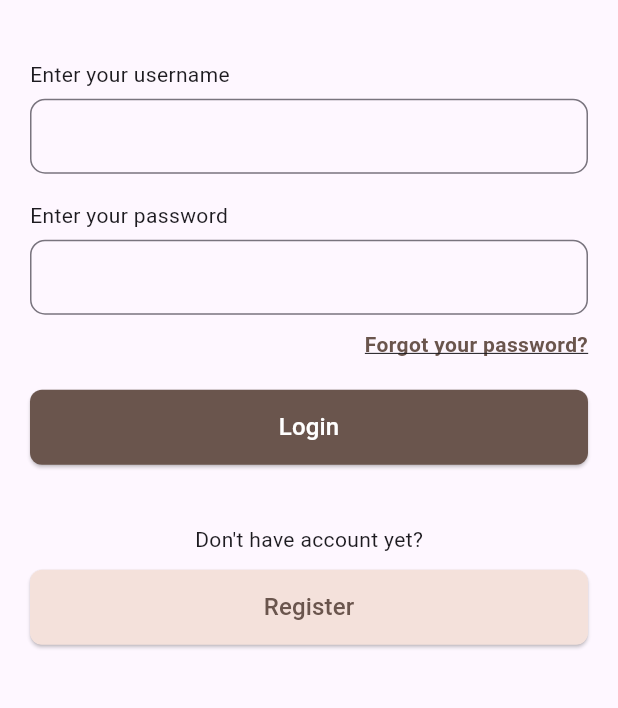
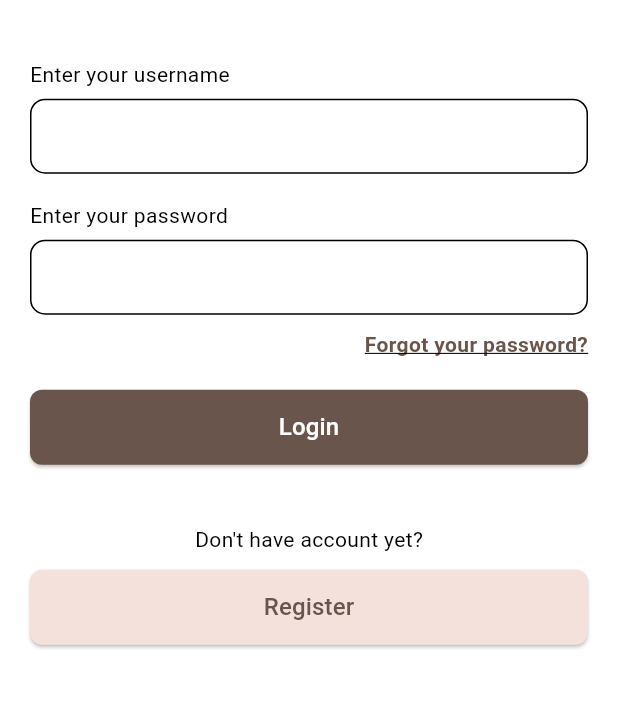
Before and after one commit to tra99/test_session_cammob, a Flutter app: the LoginScreen screen opened directly, on a phone screen of 412 x 824 dp, the part 270-978 px from its top. Run offline on Flutter 3.47's test engine with Material 3 defaults, Android fonts, the phone set to English and light mode, and no system bars; our stand-ins replace flutter_bloc, flutter_dotenv; network calls fail.

Commit message:
light_night_mode

```diff
--- /dev/null
+++ b/lib/DarkLightMode/provider/them_provider.dart
@@ -0,0 +1,21 @@
+import 'package:flutter/material.dart';
+import 'package:test_cammob/DarkLightMode/theme/theme.dart';
+
+class ThemProvider with ChangeNotifier{
+  ThemeData _themeData=lightMode;
+
+  ThemeData get themeData=>_themeData;
+
+  set themeData(ThemeData themeData){
+    _themeData=themeData;
+    notifyListeners();
+  }
+
+  void toggleTheme(){
+    if(_themeData==lightMode){
+      themeData=darkMode;
+    }else{
+      themeData=lightMode;
+    }
+  }
+}
--- /dev/null
+++ b/lib/DarkLightMode/theme/theme.dart
@@ -0,0 +1,18 @@
+import 'package:flutter/material.dart';
+
+ThemeData lightMode=ThemeData(
+  brightness: Brightness.light,
+  colorScheme: ColorScheme.light(
+    background: Colors.grey.shade400,
+    primary: Colors.grey.shade300,
+    secondary: Colors.grey.shade200
+  )
+);
+ThemeData darkMode=ThemeData(
+  brightness: Brightness.dark,
+  colorScheme: ColorScheme.dark(
+    background: Colors.grey.shade900,
+    primary: Colors.grey.shade800,
+    secondary: Colors.grey.shade700
+  )
+);
--- a/lib/IntegrateAPI/pagination/test_pagination.dart
+++ b/lib/IntegrateAPI/pagination/test_pagination.dart
@@ -128,6 +128,7 @@ class _HomePageState extends State<HomePage> {
   @override
   Widget build(BuildContext context) {
     return Scaffold(
+      backgroundColor: Theme.of(context).colorScheme.background,
       appBar: AppBar(
         backgroundColor: Colors.blue,
         title: const Text(
```
Also changed, not shown: lib/DarkLightMode/light_dark_mode.dart (added, +12 -0 lines), lib/IntegrateAPI/screen/home_screen.dart (+11 -0 lines), lib/main.dart (+28 -24 lines), lib/IntegrateAPI/service/home_screen_service.dart (line endings or trailing spaces).
